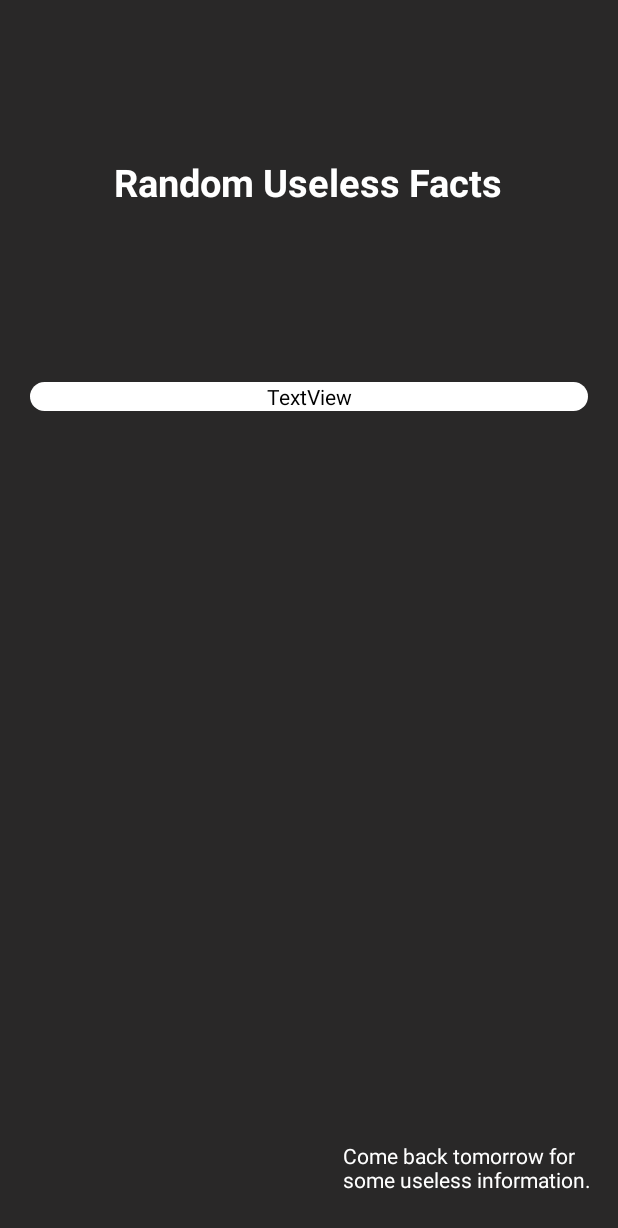
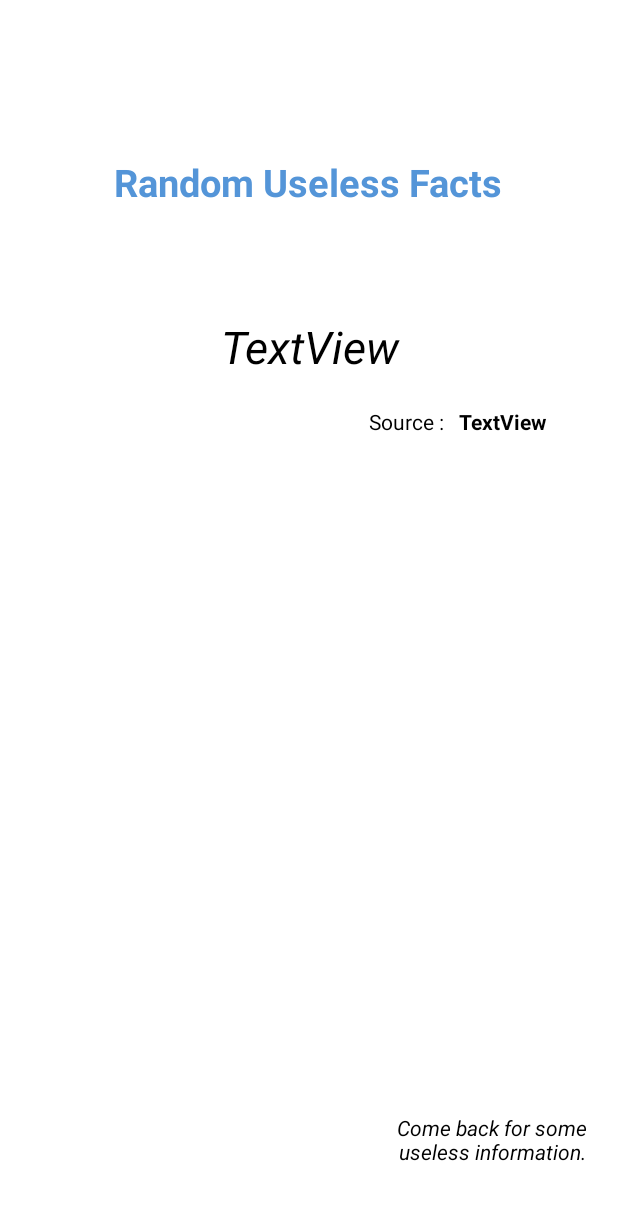
Before and after one commit to nisaefendioglu/Knowledge-Repository, an Android app: the screen it shows after launch (MainActivity), on a phone screen of 412 x 824 dp. Shown: the top 1228 px of the screen. Run offline under Robolectric (Android 15) with nearby library versions, the light colour scheme and no system bars.

Commit message:
edited design

```diff
--- a/app/src/main/res/layout/activity_main.xml
+++ b/app/src/main/res/layout/activity_main.xml
@@ -4,16 +4,16 @@
     xmlns:tools="http://schemas.android.com/tools"
     android:layout_width="match_parent"
     android:layout_height="match_parent"
-    android:background="#292828"
+    android:background="@color/white"
     tools:context=".MainActivity">
 
     <TextView
-        android:id="@+id/textView2"
+        android:id="@+id/textView"
         android:layout_width="wrap_content"
         android:layout_height="wrap_content"
         android:layout_marginTop="104dp"
         android:text="Random Useless Facts"
-        android:textColor="@color/white"
+        android:textColor="#5495d8"
         android:textSize="25dp"
         android:textStyle="bold"
         app:layout_constraintEnd_toEndOf="parent"
@@ -26,30 +26,57 @@
         android:id="@+id/info"
         android:layout_width="match_parent"
         android:layout_height="wrap_content"
-        android:layout_marginTop="116dp"
+        android:layout_marginLeft="20dp"
+        android:layout_marginTop="72dp"
+        android:layout_marginRight="20dp"
         android:background="@drawable/shape"
+        android:gravity="center_horizontal"
         android:text="TextView"
-        android:gravity="center"
+        android:textStyle="italic"
         android:textColor="@color/black"
-        android:layout_marginLeft="20dp"
-        android:layout_marginRight="20dp"
+        android:textSize="30dp"
         app:layout_constraintEnd_toEndOf="parent"
-        app:layout_constraintHorizontal_bias="0.498"
         app:layout_constraintStart_toStartOf="parent"
-        app:layout_constraintTop_toBottomOf="@+id/textView2"
+        app:layout_constraintTop_toBottomOf="@+id/textView"
         tools:ignore="MissingConstraints" />
 
     <TextView
-        android:id="@+id/textView3"
+        android:id="@+id/reminder"
         android:layout_width="167dp"
         android:layout_height="58dp"
-        android:text="Come back tomorrow for some useless information."
-        android:textColor="@color/white"
+        android:gravity="center"
+        android:textStyle="italic"
+        android:text="Come back for some useless information."
+        android:textColor="@color/black"
         app:layout_constraintBottom_toBottomOf="parent"
         app:layout_constraintEnd_toEndOf="parent"
-        app:layout_constraintHorizontal_bias="0.934"
+        app:layout_constraintHorizontal_bias="1.0"
         app:layout_constraintStart_toStartOf="parent"
         app:layout_constraintTop_toBottomOf="@+id/info"
-        app:layout_constraintVertical_bias="0.989" />
+        app:layout_constraintVertical_bias="0.931" />
 
+    <TextView
+        android:id="@+id/source"
+        android:layout_width="wrap_content"
+        android:layout_height="wrap_content"
+        android:layout_marginTop="20dp"
+        android:text="TextView"
+        android:textStyle="bold"
+        android:textColor="@color/black"
+        app:layout_constraintEnd_toEndOf="parent"
+        app:layout_constraintHorizontal_bias="0.866"
+        app:layout_constraintStart_toStartOf="parent"
+        app:layout_constraintTop_toBottomOf="@+id/info" />
+
+    <TextView
+        android:id="@+id/sourceText"
+        android:layout_width="wrap_content"
+        android:layout_height="wrap_content"
+        android:layout_marginTop="20dp"
+        android:text="Source :"
+        android:textColor="@color/black"
+        app:layout_constraintEnd_toStartOf="@+id/source"
+        app:layout_constraintHorizontal_bias="0.96"
+        app:layout_constraintStart_toStartOf="parent"
+        app:layout_constraintTop_toBottomOf="@+id/info" />
 </androidx.constraintlayout.widget.ConstraintLayout>
```
